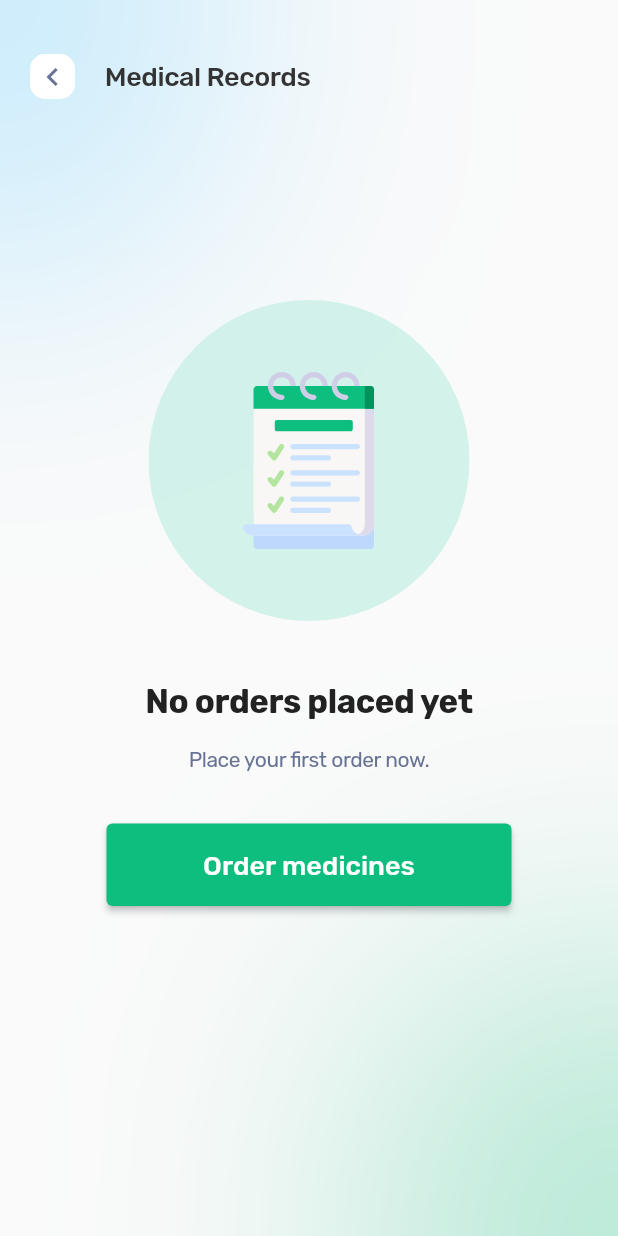
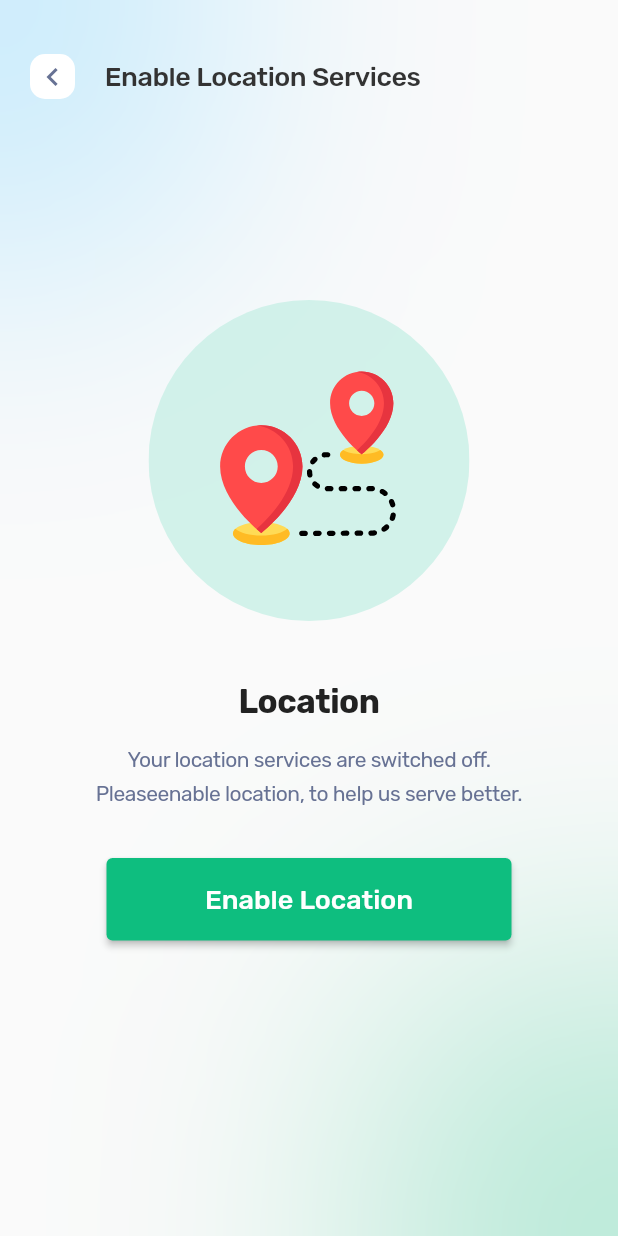
Before and after one commit to MutasemKhatab/Flutter, a Flutter app: the screen it shows after launch, on a phone screen of 412 x 824 dp. Run offline on Flutter 3.47's test engine with Material 2 defaults, Android fonts, the phone set to English and light mode, and no system bars; our stand-ins replace flutter_svg, google_fonts.

Commit message:
adding location widget

```diff
--- /dev/null
+++ b/doctor/lib/location.dart
@@ -0,0 +1,139 @@
+import 'dart:ui';
+
+import 'package:flutter/material.dart';
+import 'package:flutter_svg/svg.dart';
+
+class Location extends StatelessWidget {
+  const Location({Key? key}) : super(key: key);
+
+  @override
+  Widget build(BuildContext context) {
+    return Scaffold(
+      body: Stack(
+        children: [
+          Positioned(
+            left: -72,
+            top: -32,
+            child: Container(
+              width: 216,
+              height: 216,
+              decoration: const ShapeDecoration(
+                color: Color.fromARGB(90, 96, 205, 255),
+                shape: OvalBorder(),
+              ),
+            ),
+          ),
+          Positioned(
+            right: -48,
+            bottom: -33,
+            child: Container(
+              width: 216,
+              height: 216,
+              decoration: const ShapeDecoration(
+                color: Color(0x4C0EBE7E),
+                shape: OvalBorder(),
+              ),
+            ),
+          ),
+          BackdropFilter(
+            filter: ImageFilter.blur(sigmaX: 100, sigmaY: 100),
+            child: Container(
+              color: Colors.transparent,
+            ),
+          ),
+          SizedBox(
+            width: MediaQuery.of(context).size.width,
+            height: MediaQuery.of(context).size.height,
+            child: Column(
+              children: [
+                Padding(
+                  padding: const EdgeInsets.fromLTRB(20, 36, 0, 34),
+                  child: Row(
+                    children: [
+                      Container(
+                        width: 30,
+                        height: 30,
+                        margin: const EdgeInsets.fromLTRB(0, 0, 20, 0),
+                        decoration: ShapeDecoration(
+                            color: const Color.fromARGB(255, 255, 255, 255),
+                            shape: RoundedRectangleBorder(
+                                borderRadius: BorderRadius.circular(10))),
+                        child: const Icon(
+                          Icons.chevron_left_sharp,
+                          color: Color.fromARGB(255, 103, 114, 148),
+                        ),
+                      ),
+                      const Text(
+                        'Enable Location Services',
+                        style: TextStyle(
+                          color: Color(0xFF333333),
+                          fontSize: 18,
+                          fontFamily: 'Rubik',
+                          fontWeight: FontWeight.w500,
+                          letterSpacing: -0.30,
+                        ),
+                      ),
+                    ],
+                  ),
+                ),
+                Container(
+                  margin: const EdgeInsets.fromLTRB(0, 100, 0, 40),
+                  width: 214,
+                  height: 214,
+                  child: SvgPicture.asset("assets/images/map.svg"),
+                ),
+                const Text(
+                  'Location',
+                  textAlign: TextAlign.center,
+                  style: TextStyle(
+                    color: Color(0xFF222222),
+                    fontSize: 22,
+                    fontFamily: 'Rubik',
+                    fontWeight: FontWeight.w700,
+                    letterSpacing: -0.30,
+                  ),
+                ),
+                const SizedBox(
+                  height: 13,
+                ),
+                // ignore: prefer_const_constructors
+                Padding(
+                  padding: const EdgeInsets.fromLTRB(45, 0, 45, 0),
+                  child: const Text(
+                    'Your location services are switched off. Pleaseenable location, to help us serve better.',
+                    textAlign: TextAlign.center,
+                    style: TextStyle(
+                      color: Color(0xFF677294),
+                      fontSize: 14,
+                      fontFamily: 'Rubik',
+                      fontWeight: FontWeight.w400,
+                      height: 1.66,
+                      letterSpacing: -0.30,
+                    ),
+                  ),
+                ),
+                const SizedBox(
+                  height: 33,
+                ),
+                ElevatedButton(
+                    style: ElevatedButton.styleFrom(
+                        fixedSize: const Size(270, 55),
+                        backgroundColor: const Color(0xFF0EBE7F)),
+                    onPressed: () {},
+                    child: const Text(
+                      'Enable Location',
+                      style: TextStyle(
+                        color: Colors.white,
+                        fontSize: 18,
+                        fontFamily: 'Rubik',
+                        fontWeight: FontWeight.w500,
+                      ),
+                    ))
+              ],
+            ),
+          ),
+        ],
+      ),
+    );
+  }
+}
--- a/doctor/lib/main.dart
+++ b/doctor/lib/main.dart
@@ -5,6 +5,7 @@ import 'package:doctor/booking.dart';
 import 'package:doctor/doctor_details.dart';
 import 'package:doctor/favourite_doctors.dart';
 import 'package:doctor/find_doctors.dart';
+import 'package:doctor/location.dart';
 import 'package:doctor/login.dart';
 import 'package:doctor/main_page.dart';
 import 'package:doctor/medical_records.dart';
@@ -21,4 +22,4 @@ import 'live_page.dart';
 //TODO  add fontfamily rubik add indexd package
 //overflow when use sized container
 
-void main() => runApp(MaterialApp(home: MedicineOrders()));
+void main() => runApp(MaterialApp(home: Location()));
--- a/doctor/pubspec.yaml
+++ b/doctor/pubspec.yaml
@@ -77,6 +77,7 @@ flutter:
   - assets/images/medical_record.svg
   - assets/images/medicine.svg
   - assets/images/star.svg
+  - assets/images/map.svg
   - assets/images/popular_doctors.jpg
   - assets/images/featuerd_doctor.jpg
   - assets/images/live_doctor.jpeg
```
Also changed, not shown: doctor/assets/images/map.svg (added), 1 other file.
